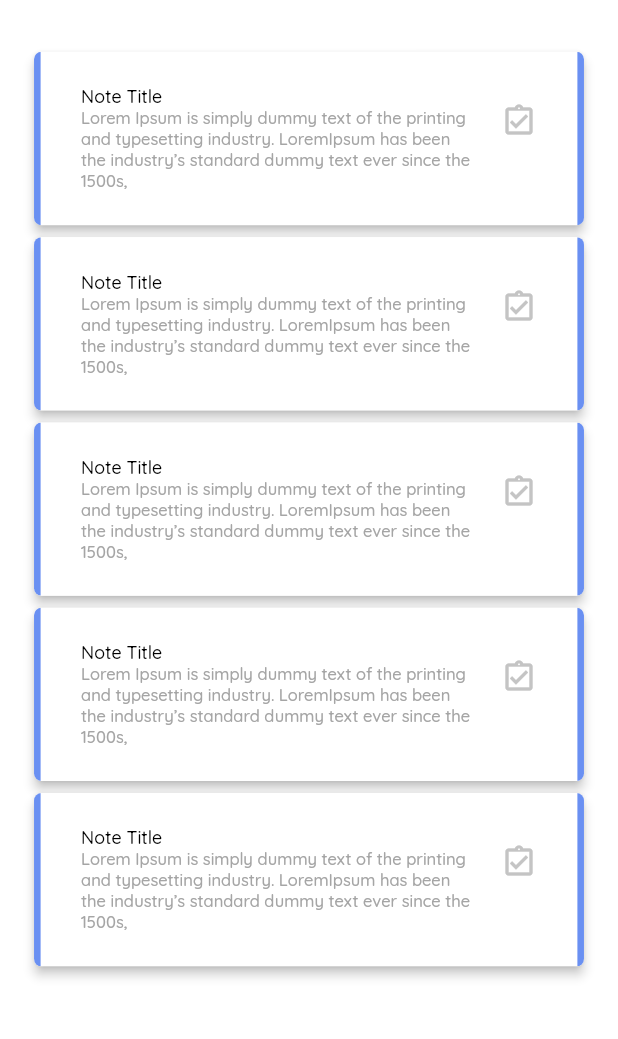
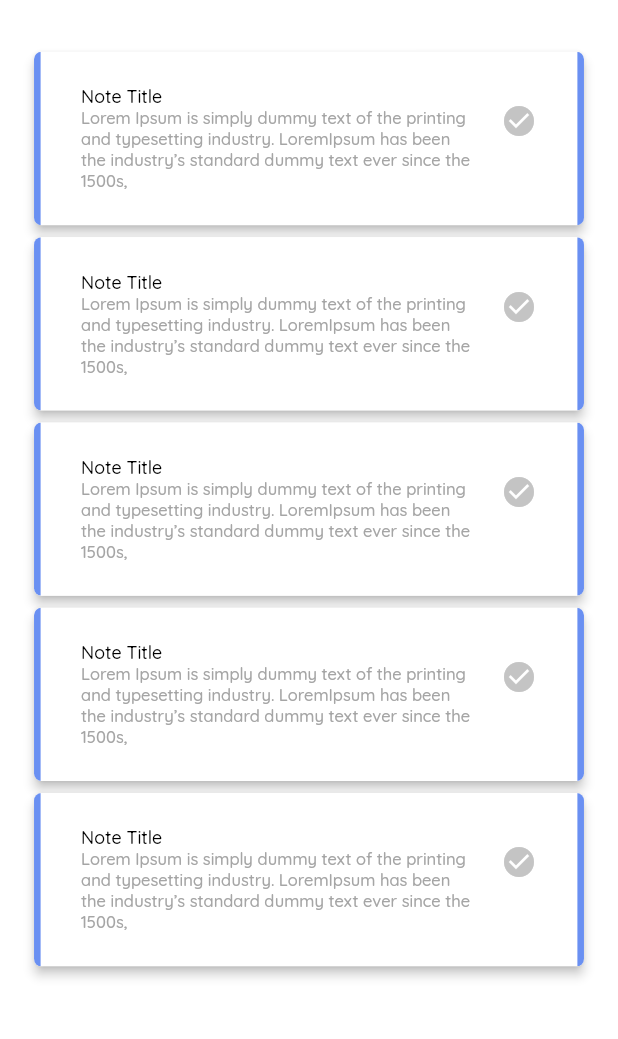
Before and after one commit to FreeBird27798/notes_app, a Flutter app: the CategoryNotes screen opened by its route, on a phone screen of 412 x 824 dp, the part 61-1100 px from its top. Run offline on Flutter 3.47's test engine with Material 2 defaults, Android fonts, the phone set to English and light mode, and no system bars.

Commit message:
Icon Update

```diff
--- a/lib/widgets/category_notes_card.dart
+++ b/lib/widgets/category_notes_card.dart
@@ -9,7 +9,7 @@ class CategoryNotesCard extends StatelessWidget {
   final String subTitle;
 
   CategoryNotesCard({
-    this.done = true,
+    this.done = false,
     required this.title,
     required this.subTitle,
   });
@@ -62,7 +62,7 @@ class CategoryNotesCard extends StatelessWidget {
               fontWeight: FontWeight.w500,
             ),
             trailing: Icon(
-              Icons.assignment_turned_in_outlined,
+              Icons.check_circle,
               color: done
                   ? AppColors.NOT_DONE_NOTE_COLOR
                   : AppColors.DONE_NOTE_COLOR,
```
